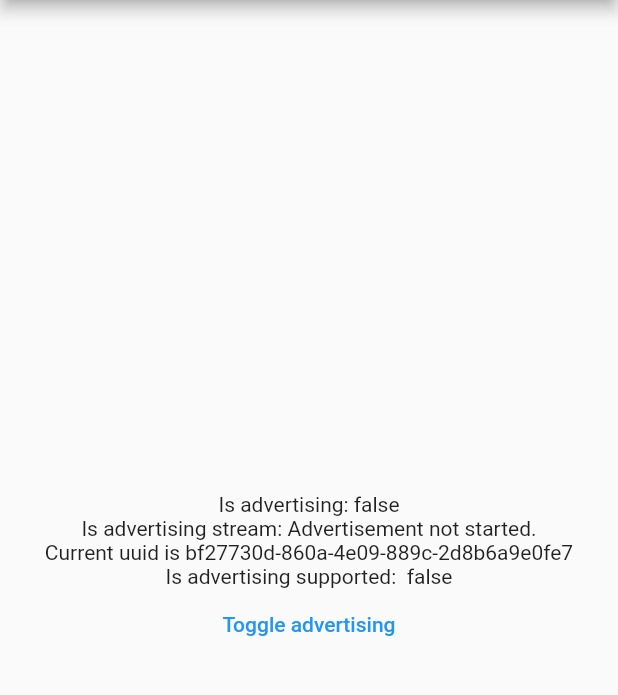
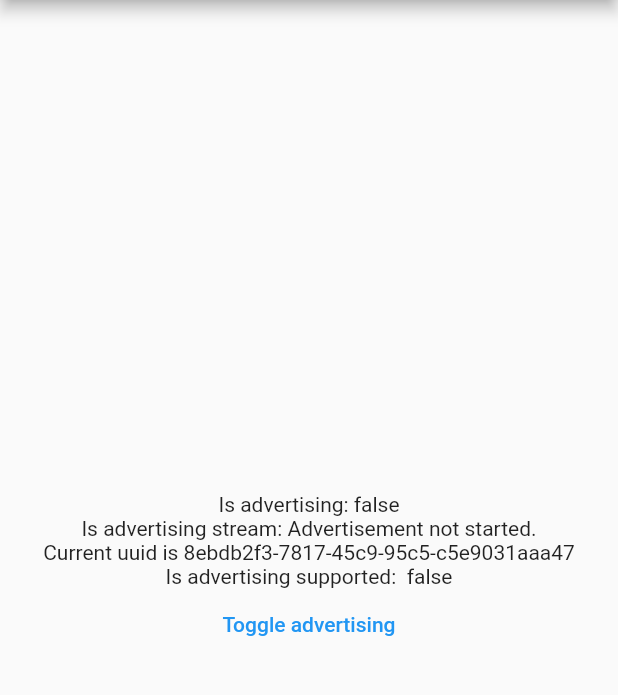
Before and after one commit to juliansteenbakker/flutter_ble_peripheral, a Flutter app: the screen it shows after launch, on a phone screen of 412 x 824 dp, the part 84-779 px from its top. Run offline on Flutter 3.47's test engine with Material 2 defaults, Android fonts, the phone set to English and light mode, and no system bars.

```diff
--- a/example/lib/main.dart
+++ b/example/lib/main.dart
@@ -29,7 +29,7 @@ class _FlutterBlePeripheralExampleState
     super.initState();
     setState(() {
       _data.includeDeviceName = false;
-      _data.uuid = 'bf27730d-860a-4e09-889c-2d8b6a9e0fe7';
+      _data.uuid = '8ebdb2f3-7817-45c9-95c5-c5e9031aaa47';
       _data.manufacturerId = 1234;
       _data.timeout = 1000;
       _data.manufacturerData = [1, 2, 3, 4, 5, 6];
```
Also changed, not shown: 1 other file.
